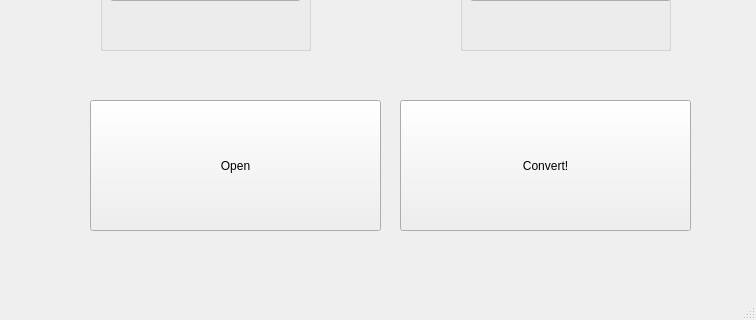
Qt form mainmenu.ui (CountMurphy/Jerry-Rig) before a commit; both pictures show x 0 to 756 and y 219 to 539 of the 756 by 539 pixel window.
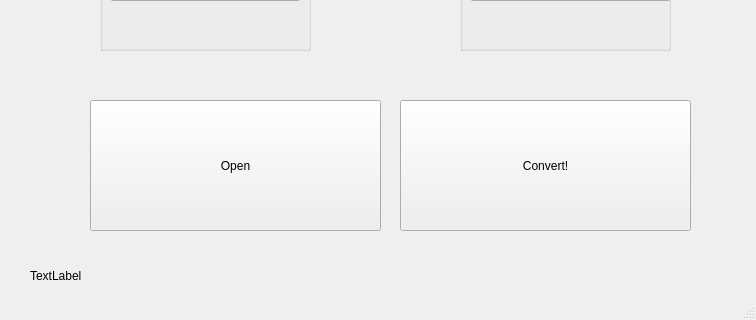
The same form after that commit. Icons and pictures are not drawn.

Commit message: added version number to code, fixed label size issues

What changed in the file:
```diff
--- a/mainmenu.ui
+++ b/mainmenu.ui
@@ -110,6 +110,25 @@
      </size>
     </property>
    </widget>
+   <widget class="QLabel" name="lbl_version">
+    <property name="geometry">
+     <rect>
+      <x>30</x>
+      <y>460</y>
+      <width>531</width>
+      <height>31</height>
+     </rect>
+    </property>
+    <property name="sizePolicy">
+     <sizepolicy hsizetype="Expanding" vsizetype="Expanding">
+      <horstretch>0</horstretch>
+      <verstretch>0</verstretch>
+     </sizepolicy>
+    </property>
+    <property name="text">
+     <string>TextLabel</string>
+    </property>
+   </widget>
   </widget>
   <widget class="QMenuBar" name="menuBar">
    <property name="geometry">
```
The commit also changes 3 other files.
